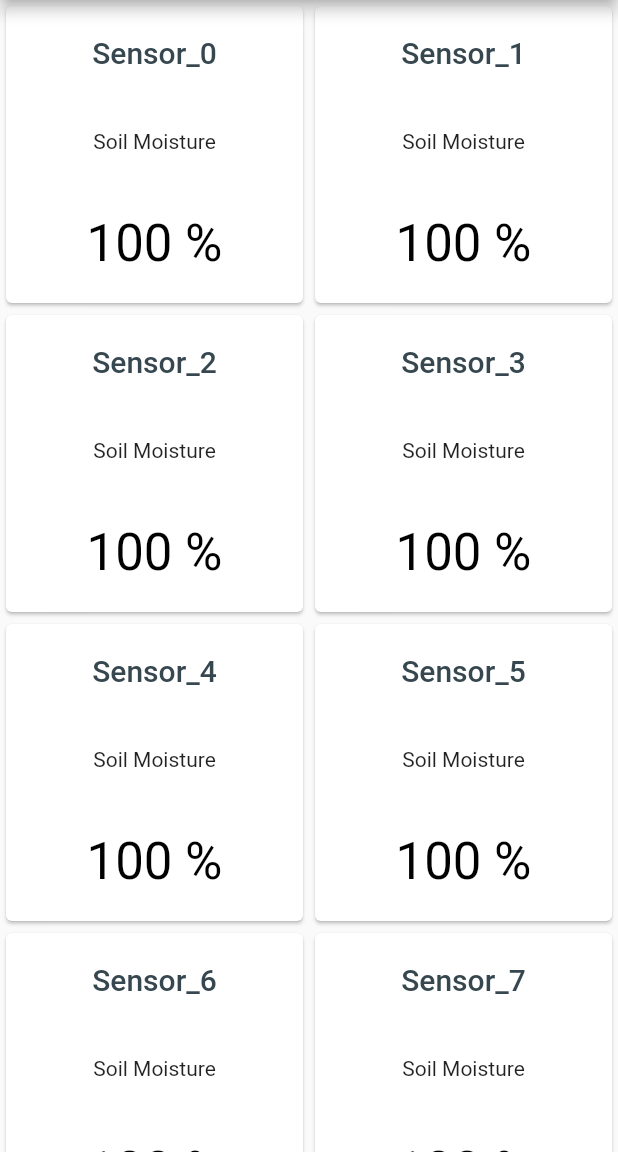
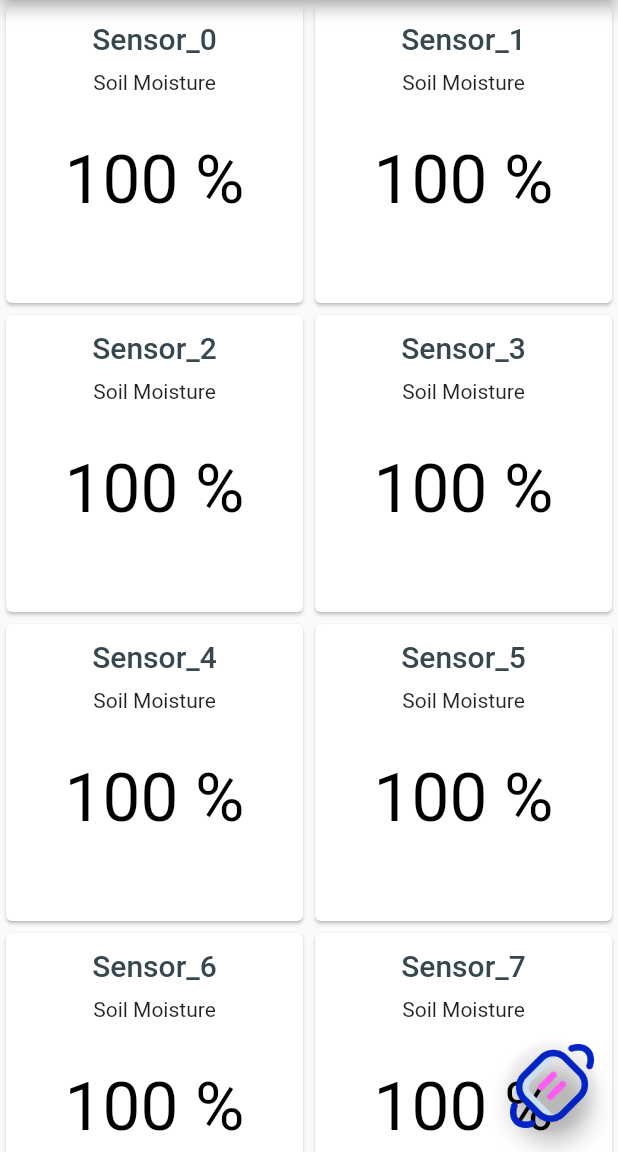
Before and after one commit to Ramiiyan/agri_io_app, a Flutter app: the screen it shows after launch, on a phone screen of 412 x 824 dp, the part 84-1236 px from its top. Run offline on Flutter 3.47's test engine with Material 2 defaults, Android fonts, the phone set to English and light mode, and no system bars.

Commit message:
Added floatingActionButton

```diff
--- a/lib/Cards/MySampleCard.dart
+++ b/lib/Cards/MySampleCard.dart
@@ -19,14 +19,23 @@ class MySampleCard extends StatelessWidget {
       int sensorValue) {
     return Card(
         child: Column(
-      mainAxisAlignment: MainAxisAlignment.spaceAround,
+      mainAxisAlignment: MainAxisAlignment.start,
       children: <Widget>[
+        Container(
+          height: 10,
+        ),
         Text(sensorName,
             style: MyTextSample.title(context)!
                 .copyWith(color: MyColorsSample.grey_80)),
+        Container(
+          height: 10,
+        ),
         Text(sensorType),
+        Container(
+          height: 30,
+        ),
         Text("$sensorValue %",
-            style: MyTextSample.display1(context)!
+            style: MyTextSample.display2(context)!
                 .copyWith(color: const Color.fromARGB(255, 0, 0, 0))),
       ],
     ));
--- a/lib/main.dart
+++ b/lib/main.dart
@@ -1,24 +1,34 @@
+import 'package:agri_io_app/add_sensor.dart';
 import 'package:flutter/material.dart';
 
 import 'Cards/cardSample2.dart';
 import 'Cards/MySampleCard.dart';
+import 'Cards/internalClass.dart';
 
-void main() => runApp(const MyApp());
+void main() => runApp(const MaterialApp(title: "Hello", home: MyApp()));
 
 class MyApp extends StatelessWidget {
   const MyApp({super.key});
 
   @override
   Widget build(BuildContext context) {
-    return MaterialApp(
-      //title: 'Flutter layout demo',
-      home: Scaffold(
-        appBar: AppBar(
-          title: const Text('Agri_IO'),
-        ),
-        body: const MySampleCard(),
-        //backgroundColor: Colors.black,
+    return Scaffold(
+      appBar: AppBar(
+        title: const Text('Agri_IO'),
       ),
+      body: const MySampleCard(),
+      floatingActionButton: FloatingActionButton(
+          heroTag: 'SensorTag',
+          backgroundColor: Color.fromARGB(0, 255, 255, 255),
+          child: Image.asset(ImgSample.get("add_sensor.png")),
+          onPressed: () {
+            Navigator.push(
+                context,
+                MaterialPageRoute(
+                  builder: (context) => const AddSensor(),
+                ));
+          }),
+      //backgroundColor: Colors.black,
     );
   }
 
```
Also changed, not shown: lib/add_sensor.dart (added, +22 -0 lines), lib/assets/images/add_sensor.png (added).
